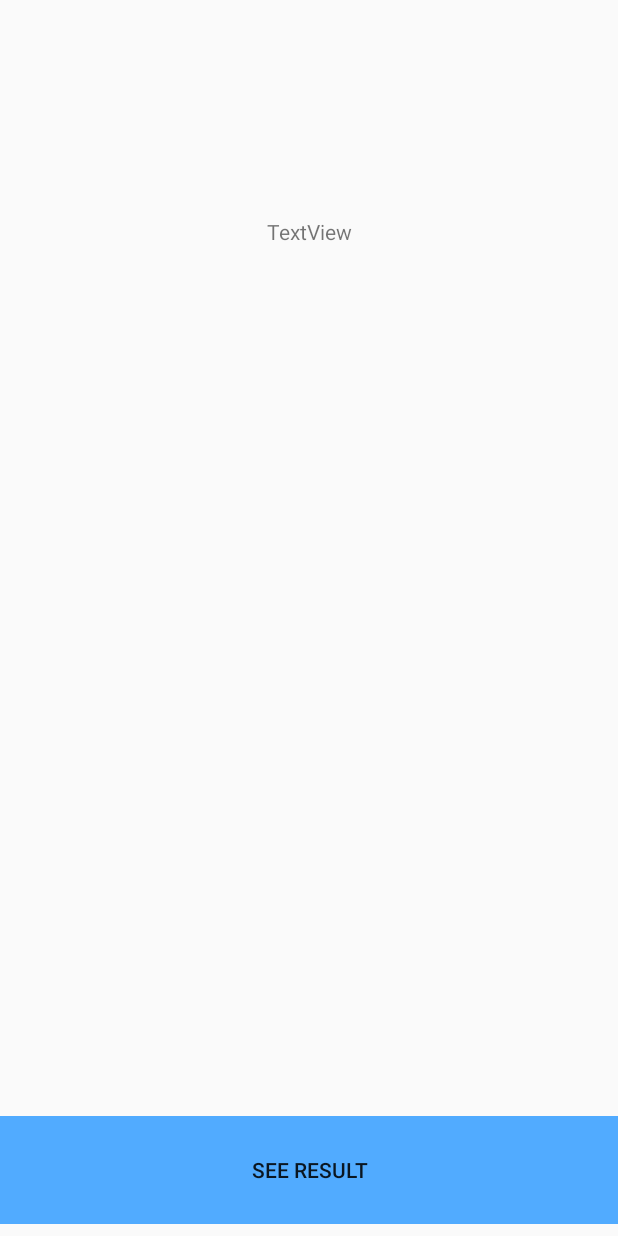
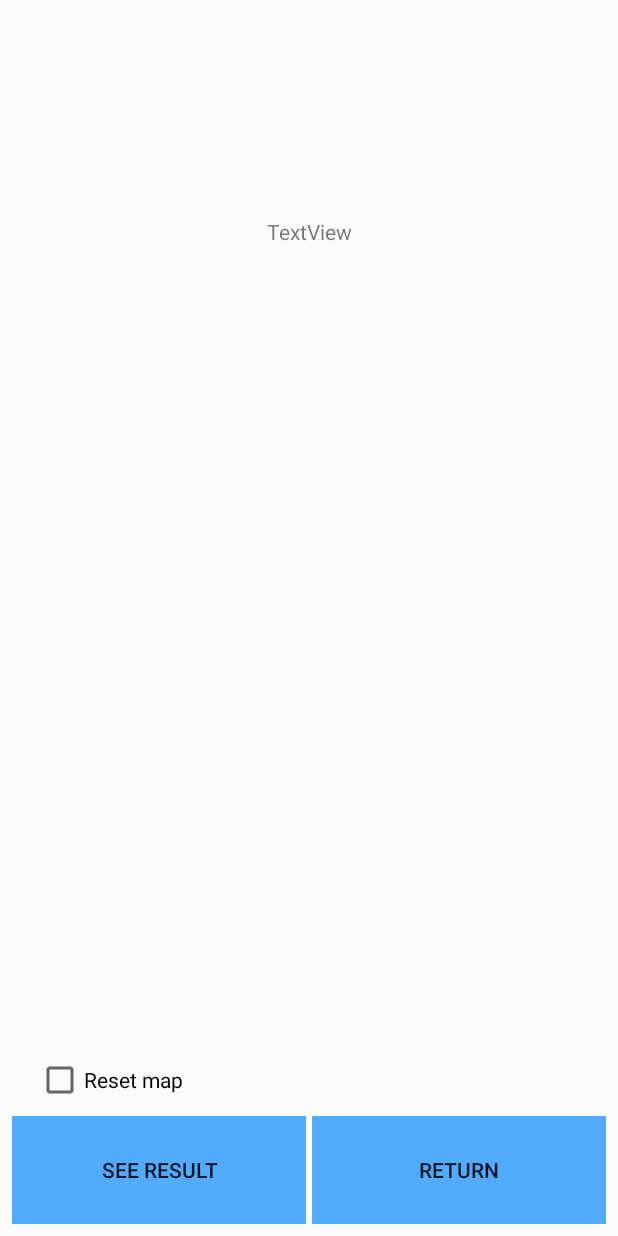
Before and after one commit to FZgorelec/zavrsniMob, an Android app: the layout result_dialog.xml on its own in the app's theme, with its tools: preview values and no code run, on a phone screen of 412 x 824 dp. Run offline under Robolectric (Android 15) with nearby library versions, the light colour scheme and no system bars.

Commit message:
dodan popup dialog za rezultat igre

```diff
--- a/app/src/main/java/com/zgorelec/filip/zavrsni/GUIUtils.java
+++ b/app/src/main/java/com/zgorelec/filip/zavrsni/GUIUtils.java
@@ -10,6 +10,8 @@ public class GUIUtils {
     static TableRow.LayoutParams imageButtonParameters = new TableRow.LayoutParams(0, TableRow.LayoutParams.MATCH_PARENT, 1);
     static TableRow.LayoutParams buttonParameters = new TableRow.LayoutParams(0, TableRow.LayoutParams.MATCH_PARENT, 1);
     static TableLayout.LayoutParams rowParameters = new TableLayout.LayoutParams(TableLayout.LayoutParams.WRAP_CONTENT, 0, 1);
+    static int displayWidth=0;
+    static int displayHeight=0;
 
 
     {
--- a/app/src/main/java/com/zgorelec/filip/zavrsni/GeneticProgrammingAlgorithm.java
+++ b/app/src/main/java/com/zgorelec/filip/zavrsni/GeneticProgrammingAlgorithm.java
@@ -1,5 +1,5 @@
 package com.zgorelec.filip.zavrsni;
 
 public class GeneticProgrammingAlgorithm {
-    public void run(String[][] boardState){};
+    public String[] run(String[][] boardState){return null;}
 }
--- a/app/src/main/java/com/zgorelec/filip/zavrsni/IAntProblem.java
+++ /dev/null
@@ -1,6 +0,0 @@
-package com.zgorelec.filip.zavrsni;
-
-public interface IAntProblem {
-
-    String[][] getProblemMap();
-}
--- a/app/src/main/res/layout/result_dialog.xml
+++ b/app/src/main/res/layout/result_dialog.xml
@@ -7,18 +7,34 @@
             android:text="TextView"
             android:layout_width="wrap_content"
             android:layout_height="wrap_content"
-            android:id="@+id/textView2" app:layout_constraintEnd_toEndOf="parent" android:layout_marginEnd="8dp"
+            android:id="@+id/resultTV" app:layout_constraintEnd_toEndOf="parent" android:layout_marginEnd="8dp"
             app:layout_constraintStart_toStartOf="parent" android:layout_marginStart="8dp"
             app:layout_constraintTop_toTopOf="parent" android:layout_marginTop="8dp"
-            app:layout_constraintBottom_toTopOf="@+id/button" android:layout_marginBottom="32dp"
+            app:layout_constraintBottom_toTopOf="@+id/seeResultBtn" android:layout_marginBottom="32dp"
             app:layout_constraintVertical_bias="0.19999999"/>
     <Button
             android:text="@string/see_result"
             android:layout_width="0dp"
             android:background="@drawable/menu_button_background"
             android:layout_height="wrap_content"
-            android:id="@+id/button" app:layout_constraintEnd_toEndOf="parent"
+            android:id="@+id/seeResultBtn"
             app:layout_constraintStart_toStartOf="parent"
             app:layout_constraintBottom_toBottomOf="parent" android:layout_marginBottom="8dp"
-    />
+            app:layout_constraintEnd_toStartOf="@+id/returnBtn" android:layout_marginStart="8dp"
+            android:layout_marginEnd="4dp"/>
+    <Button
+            android:text="@string/returnBtnText"
+            android:layout_width="0dp"
+            android:layout_height="wrap_content"
+            android:background="@drawable/menu_button_background"
+            android:id="@+id/returnBtn" app:layout_constraintStart_toEndOf="@+id/seeResultBtn"
+            app:layout_constraintEnd_toEndOf="parent" android:layout_marginEnd="8dp"
+            app:layout_constraintBottom_toBottomOf="parent" android:layout_marginBottom="8dp"/>
+    <CheckBox
+            android:text="@string/reset_map"
+            android:layout_width="wrap_content"
+            android:layout_height="wrap_content"
+            android:id="@+id/resetMapCB" android:layout_marginBottom="8dp"
+            app:layout_constraintBottom_toTopOf="@+id/seeResultBtn" app:layout_constraintStart_toStartOf="parent"
+            android:layout_marginStart="24dp"/>
 </android.support.constraint.ConstraintLayout>
--- a/app/src/main/res/values/strings.xml
+++ b/app/src/main/res/values/strings.xml
@@ -9,4 +9,6 @@
         calculation you are given the time it took for the algorithm to crack the maze.
     </string>
     <string name="see_result">See Result</string>
+    <string name="returnBtnText">Return</string>
+    <string name="reset_map">Reset map</string>
 </resources>
```
Also changed, not shown: app/src/main/java/com/zgorelec/filip/zavrsni/Game.java (+49 -2 lines), app/src/main/java/com/zgorelec/filip/zavrsni/MainActivity.java (+8 -7 lines).
